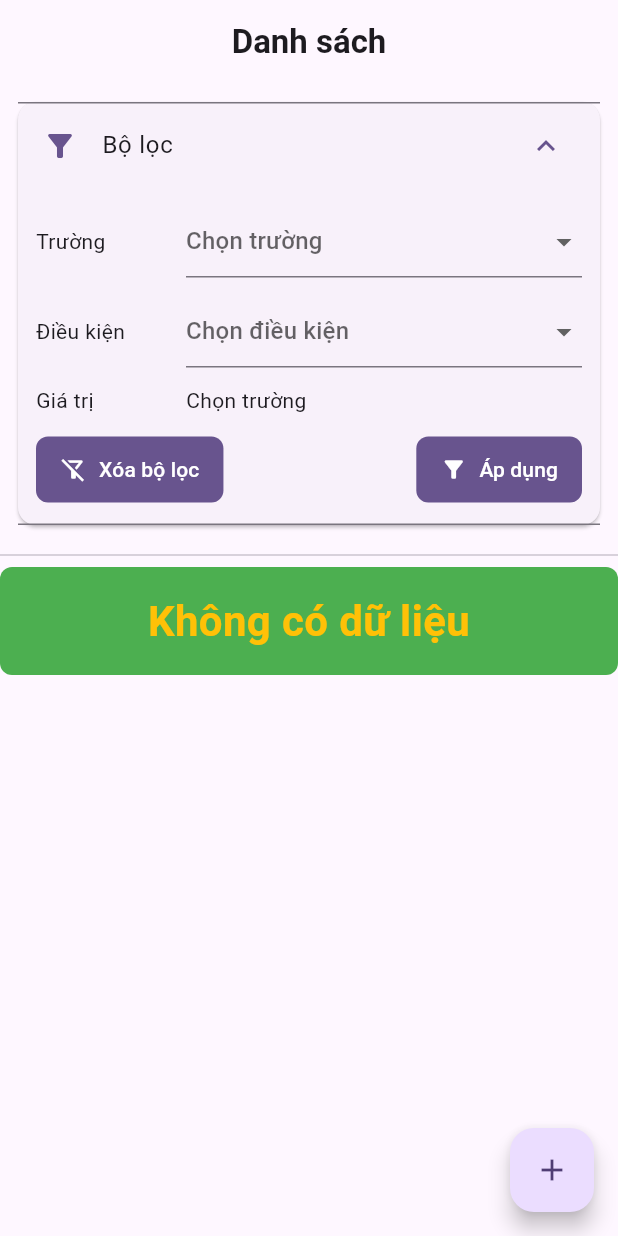
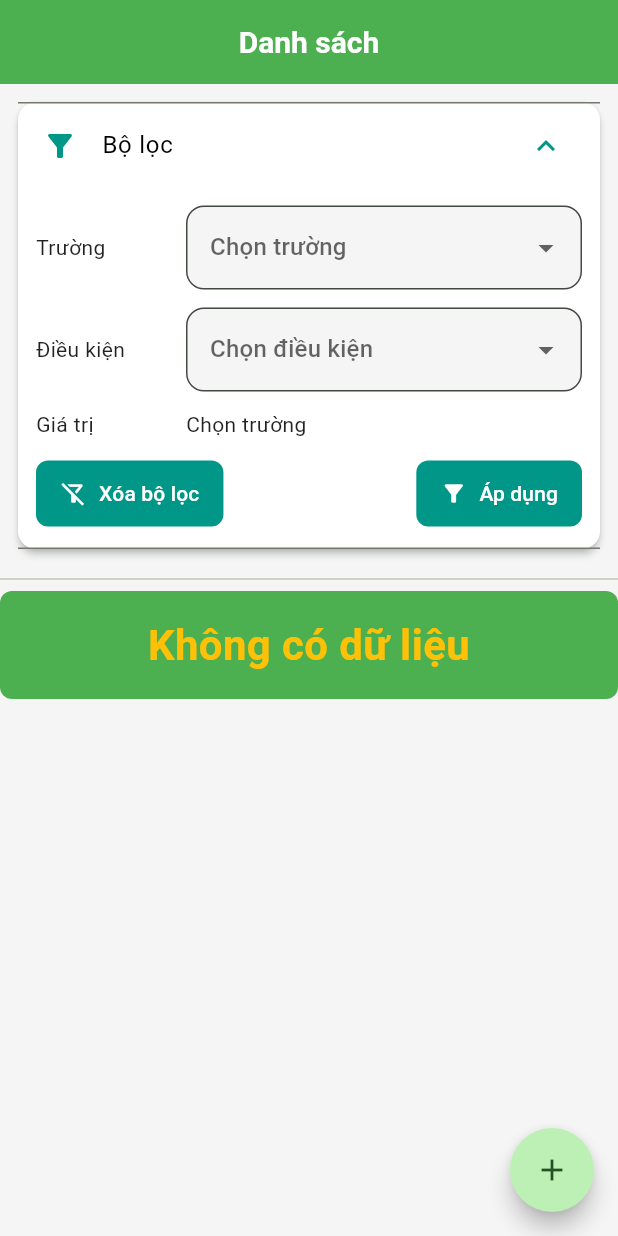
Before and after one commit to LeTienIT/vi_nho_flutter, a Flutter app: the screen it shows after launch, after a tap on "Bộ lọc", on a phone screen of 412 x 824 dp. Run offline on Flutter 3.47's test engine with Material 3 defaults, Android fonts, the phone set to English and light mode, and no system bars; drawn by our look-alikes of flutter_speed_dial; our stand-ins replace shared_preferences, sqflite; missing offline and left inert: dart:ffi; accounts and stored records are empty.

Commit message:
thêm thư viện sử dụng nhiều nút floating 1 lúc, thêm quản lý SharedPreference, quản lý theme sáng/tối, giao diện setting, class theme chủ đạo - tách riêng

```diff
--- /dev/null
+++ b/lib/core/dark_theme.dart
@@ -0,0 +1,69 @@
+// file: theme/dark_theme.dart
+import 'package:flutter/material.dart';
+
+final darkTheme = ThemeData(
+  useMaterial3: true,
+  brightness: Brightness.dark,
+  colorScheme: ColorScheme.fromSeed(
+    seedColor: Colors.green,
+    brightness: Brightness.dark,
+    primary: Colors.tealAccent,
+    onPrimary: Colors.black,
+    secondary: Colors.green,
+    onSecondary: Colors.white,
+    surface: Colors.black,
+    onSurface: Colors.white70,
+    error: Colors.redAccent,
+    onError: Colors.black,
+  ),
+  scaffoldBackgroundColor: const Color(0xFF121212),
+
+  textTheme: const TextTheme(
+    bodyLarge: TextStyle(fontSize: 16, color: Colors.white),
+    bodyMedium: TextStyle(fontSize: 14, color: Colors.white70),
+    bodySmall: TextStyle(fontSize: 12, color: Colors.white60),
+    titleLarge: TextStyle(fontSize: 20, fontWeight: FontWeight.bold, color: Colors.black),
+  ),
+
+  cardTheme: const CardTheme(
+    color: Color(0xFF1E1E1E),
+    elevation: 2,
+    shape: RoundedRectangleBorder(
+      borderRadius: BorderRadius.all(Radius.circular(12)),
+    ),
+    margin: EdgeInsets.all(8),
+  ),
+
+  appBarTheme: const AppBarTheme(
+    backgroundColor: Colors.green,
+    foregroundColor: Colors.black,
+    elevation: 0,
+    centerTitle: true,
+  ),
+
+  inputDecorationTheme: InputDecorationTheme(
+    filled: true,
+    fillColor: Colors.grey[800],
+    border: OutlineInputBorder(
+      borderRadius: BorderRadius.circular(12),
+      borderSide: const BorderSide(color: Colors.green),
+    ),
+    focusedBorder: OutlineInputBorder(
+      borderRadius: BorderRadius.circular(12),
+      borderSide: const BorderSide(color: Colors.tealAccent, width: 2),
+    ),
+  ),
+
+  elevatedButtonTheme: ElevatedButtonThemeData(
+    style: ElevatedButton.styleFrom(
+      backgroundColor: Colors.greenAccent,
+      foregroundColor: Colors.black,
+      shape: RoundedRectangleBorder(borderRadius: BorderRadius.circular(12)),
+    ),
+  ),
+
+  iconTheme: const IconThemeData(
+    color: Colors.white70,
+    size: 24,
+  ),
+);
--- /dev/null
+++ b/lib/core/light_theme.dart
@@ -0,0 +1,75 @@
+// file: theme/light_theme.dart
+import 'package:flutter/material.dart';
+
+final lightTheme = ThemeData(
+  useMaterial3: true,
+  brightness: Brightness.light,
+  colorScheme: ColorScheme.fromSeed(
+    seedColor: Colors.green,
+    brightness: Brightness.light,
+    primary: Colors.teal,
+    onPrimary: Colors.white,
+    secondary: Colors.tealAccent,
+    onSecondary: Colors.black,
+    surface: Colors.white,
+    onSurface: Colors.black,
+    error: Colors.red,
+    onError: Colors.white,
+  ),
+  scaffoldBackgroundColor: const Color(0xFFF5F5F5),
+
+  // Text
+  textTheme: const TextTheme(
+    bodyLarge: TextStyle(fontSize: 16, color: Colors.black),
+    bodyMedium: TextStyle(fontSize: 14, color: Colors.black87),
+    bodySmall: TextStyle(fontSize: 12, color: Colors.black54),
+    titleLarge: TextStyle(fontSize: 20, fontWeight: FontWeight.bold, color: Colors.black),
+  ),
+
+  // Card
+  cardTheme: const CardTheme(
+    color: Colors.white,
+    elevation: 2,
+    shape: RoundedRectangleBorder(
+      borderRadius: BorderRadius.all(Radius.circular(12)),
+    ),
+    margin: EdgeInsets.all(8),
+  ),
+
+  // AppBar
+  appBarTheme: const AppBarTheme(
+    backgroundColor: Colors.green,
+    foregroundColor: Colors.white,
+    elevation: 0,
+    centerTitle: true,
+  ),
+
+  // Input
+  inputDecorationTheme: InputDecorationTheme(
+    filled: true,
+    fillColor: Colors.grey[100],
+    border: OutlineInputBorder(
+      borderRadius: BorderRadius.circular(12),
+      borderSide: BorderSide(color: Colors.green),
+    ),
+    focusedBorder: OutlineInputBorder(
+      borderRadius: BorderRadius.circular(12),
+      borderSide: const BorderSide(color: Colors.green, width: 2),
+    ),
+  ),
+
+  // Button
+  elevatedButtonTheme: ElevatedButtonThemeData(
+    style: ElevatedButton.styleFrom(
+      backgroundColor: Colors.green,
+      foregroundColor: Colors.white,
+      shape: RoundedRectangleBorder(borderRadius: BorderRadius.circular(12)),
+    ),
+  ),
+
+  // Icon
+  iconTheme: const IconThemeData(
+    color: Colors.black87,
+    size: 24,
+  ),
+);
--- a/lib/main.dart
+++ b/lib/main.dart
@@ -1,21 +1,28 @@
 import 'package:flutter/material.dart';
 import 'package:provider/provider.dart';
+import 'package:vi_nho/services/sharedPreference.dart';
 import 'package:vi_nho/viewmodels/categoryVM.dart';
 import 'package:vi_nho/viewmodels/filterVM.dart';
+import 'package:vi_nho/viewmodels/themeVM.dart';
 import 'package:vi_nho/views/addTransactionView.dart';
 import 'package:vi_nho/viewmodels/transactionVM.dart';
 import 'package:vi_nho/views/editTransactionView.dart';
+import 'package:vi_nho/views/settingView.dart';
 import 'package:vi_nho/views/transactionView.dart';
-
+import 'package:vi_nho/core/light_theme.dart';
+import 'package:vi_nho/core/dark_theme.dart';
 import 'models/transactionModel.dart';
 
-void main() {
+void main() async{
+  WidgetsFlutterBinding.ensureInitialized();
+  await SharedPreference.instance.init();
   runApp(
     MultiProvider(
       providers: [
         ChangeNotifierProvider(create: (_) => TransactionVM()..initData()),
         ChangeNotifierProvider(create: (_) => FilterVM()),
-        ChangeNotifierProvider(create: (_) => CategoryVM()..initData())
+        ChangeNotifierProvider(create: (_) => CategoryVM()..initData()),
+        ChangeNotifierProvider.value(value: ThemeVM())
       ],
       child: const MyApp(),
     )
@@ -26,11 +33,12 @@ class MyApp extends StatelessWidget {
   const MyApp({super.key});
   @override
   Widget build(BuildContext context) {
+    final isDark = context.watch<ThemeVM>().isDark;
     return MaterialApp(
       title: 'ChiNote App',
-      theme: ThemeData(
-        colorScheme: ColorScheme.fromSeed(seedColor: Colors.deepPurple),
-      ),
+      theme: lightTheme,
+      darkTheme: darkTheme,
+      themeMode: isDark ? ThemeMode.dark : ThemeMode.light,
       onGenerateRoute: (settings) {
         switch (settings.name) {
           case '/transaction-list':
@@ -42,6 +50,10 @@ class MyApp extends StatelessWidget {
             return MaterialPageRoute(
               builder: (_) => EditTransactionView(transactionModel: transactionModel),
             );
+          case '/setting':
+            return MaterialPageRoute(
+              builder: (_) => SettingView(),
+            );
         }
         return null;
       },
--- /dev/null
+++ b/lib/services/sharedPreference.dart
@@ -0,0 +1,56 @@
+import 'package:shared_preferences/shared_preferences.dart';
+
+class SharedPreference{
+  static final SharedPreference _instance = SharedPreference._internal();
+  late SharedPreferences _preferences;
+  SharedPreference._internal();
+
+  static SharedPreference get instance => _instance;
+
+  Future<void> init() async{
+    _preferences = await SharedPreferences.getInstance();
+  }
+
+  Future<void> printAllPrefs() async {
+    final allKeys = _preferences.getKeys();
+
+    for (var key in allKeys) {
+      final value = _preferences.get(key);
+    }
+  }
+
+  bool checkKey(String key){
+    return _preferences.containsKey(key);
+  }
+
+  T? getValue<T>(String key){
+    if(T == String) return _preferences.getString(key) as T?;
+    if(T == bool) return _preferences.getBool(key) as T?;
+    if(T == int) return _preferences.getInt(key) as T?;
+    throw Exception("Không tìm thấy kiểu tướng ứng GET (String / bool)");
+  }
+
+  void setValue<T>(String key, T value) async{
+    if(value is String) {
+      _preferences.setString(key, value as String);
+    }
+    else if(value is bool) {
+      _preferences.setBool(key, value as bool);
+    }
+    else if(value is int) {
+      _preferences.setInt(key, value as int);
+    }
+    else{
+      throw Exception("Không tìm thấy kiểu tướng ứng SET (String / bool / int)");
+    }
+  }
+
+  Future<bool> removeKey(String key){
+    return _preferences.remove(key);
+  }
+
+  Future<bool> clearSharePre(){
+    return _preferences.clear();
+  }
+
+}
--- /dev/null
+++ b/lib/viewmodels/themeVM.dart
@@ -0,0 +1,24 @@
+import 'package:flutter/cupertino.dart';
+import 'package:vi_nho/services/sharedPreference.dart';
+
+class ThemeVM extends ChangeNotifier{
+  static final ThemeVM _instance = ThemeVM._internal();
+  bool _isDark = false;
+
+  ThemeVM._internal(){
+    _isDark = SharedPreference.instance.getValue<bool>('isDark') ?? false;
+  }
+
+  factory ThemeVM(){
+    return _instance;
+  }
+
+  static ThemeVM get instance => _instance;
+  bool get isDark => _isDark;
+
+  void setTheme(bool value){
+    SharedPreference.instance.setValue<bool>('isDark', value);
+    _isDark = value;
+    notifyListeners();
+  }
+}
--- a/lib/views/editTransactionView.dart
+++ b/lib/views/editTransactionView.dart
@@ -27,7 +27,6 @@ class EditTransactionView extends StatefulWidget{
 class _EditTransactionView extends State<EditTransactionView> {
   late String? _type;
   late final _formKey = GlobalKey<FormState>();
-  late final TextEditingController _category;
   late final TextEditingController _amount;
   late final TextEditingController _note;
   late DateTime? dateTime;
@@ -39,7 +38,6 @@ class _EditTransactionView extends State<EditTransactionView> {
     categoryVM = context.read<CategoryVM>();
 
     _type = widget.transactionModel.type;
-    _category = TextEditingController(text: widget.transactionModel.category);
     _amount = TextEditingController(text: widget.transactionModel.amount.toString());
     _note = TextEditingController(text: widget.transactionModel.note);
     dateTime = widget.transactionModel.dateTime;
@@ -48,7 +46,6 @@ class _EditTransactionView extends State<EditTransactionView> {
   @override
   void dispose() {
     super.dispose();
-    _category.dispose();
     _amount.dispose();
     _note.dispose();
   }
--- a/lib/views/transactionView.dart
+++ b/lib/views/transactionView.dart
@@ -1,6 +1,7 @@
 
 import 'package:flutter/cupertino.dart';
 import 'package:flutter/material.dart';
+import 'package:flutter_speed_dial/flutter_speed_dial.dart';
 import 'package:provider/provider.dart';
 import 'package:vi_nho/viewmodels/categoryVM.dart';
 import 'package:vi_nho/viewmodels/filterVM.dart';
@@ -101,17 +102,30 @@ class _TransactionListView extends State<TransactionListView>{
                 },
               )
           ),
-
         ],
       ),
-      floatingActionButton: FloatingActionButton(
-        onPressed: () {
-          if (categoryVM.categorySelect != null) {
-            categoryVM.setSelect(categoryVM.categoryList.first);
-          }
-          Navigator.pushNamed(context, '/transaction-add');
-        },
-        child: Icon(Icons.add),
+      floatingActionButton: SpeedDial(
+        icon: Icons.add,
+        activeIcon: Icons.clear,
+        children: [
+          SpeedDialChild(
+              child: Icon(Icons.add),
+              label: 'Thêm giao dịch',
+              onTap: (){
+                if (categoryVM.categorySelect != null) {
+                  categoryVM.setSelect(categoryVM.categoryList.first);
+                }
+                Navigator.pushNamed(context, '/transaction-add');
+              }
+          ),
+          SpeedDialChild(
+              child: Icon(Icons.settings),
+              label: 'Cài đặt',
+              onTap: (){
+                Navigator.pushNamed(context, '/setting');
+              }
+          )
+        ],
       ),
     );
   }
--- a/lib/widgets/filterSection.dart
+++ b/lib/widgets/filterSection.dart
@@ -22,9 +22,10 @@ class FilterSection extends StatelessWidget{
     selectedDate ??= DateTime.now();
     return Card(
         margin: const EdgeInsets.all(12),
+        // color: Theme.of(context).cardColor,
         child: ExpansionTile(
-          title: const Text("Bộ lọc"),
-          leading: const Icon(Icons.filter_alt),
+          title: Text("Bộ lọc",),
+          leading: Icon(Icons.filter_alt),
           children: [
             Padding(
               padding: const EdgeInsets.all(12),
@@ -32,14 +33,14 @@ class FilterSection extends StatelessWidget{
                 children: [
                   Row(
                     children: [
-                      const SizedBox(
+                       SizedBox(
                         width: 100,
-                        child: Text("Trường"),
+                        child: Text("Trường",),
                       ),
                       Expanded(
                         child: DropdownButtonFormField<FilterField>(
                           value: filterVM.selectedField,
-                          hint: const Text('Chọn trường'),
+                          hint: Text('Chọn trường'),
                           items: FilterField.values.map((e) {
                             return DropdownMenuItem(
                               value: e,
@@ -56,7 +57,7 @@ class FilterSection extends StatelessWidget{
 
                   Row(
                     children: [
-                      const SizedBox(
+                      SizedBox(
                         width: 100,
                         child: Text("Điều kiện"),
 
@@ -64,7 +65,7 @@ class FilterSection extends StatelessWidget{
                       Expanded(
                         child: DropdownButtonFormField<FilterOperator>(
                           value: filterVM.selectedOperator,
-                          hint: const Text('Chọn điều kiện'),
+                          hint: Text('Chọn điều kiện'),
                           items: FilterOperator.values.map((e) {
                             return DropdownMenuItem(
                               value: e,
@@ -81,7 +82,7 @@ class FilterSection extends StatelessWidget{
 
                   Row(
                     children: [
-                      const SizedBox(
+                      SizedBox(
                         width: 100,
                         child: Text("Giá trị"),
 
--- a/pubspec.yaml
+++ b/pubspec.yaml
@@ -19,6 +19,10 @@ dependencies:
   provider: ^6.1.0
   intl: ^0.19.0
 
+  shared_preferences: ^2.5.3
+
+  flutter_speed_dial: ^7.0.0
+
 dev_dependencies:
   flutter_test:
     sdk: flutter
```
Also changed, not shown: lib/views/settingView.dart (added, +48 -0 lines), lib/widgets/transactionItem.dart (+3 -5 lines), pubspec.lock.
